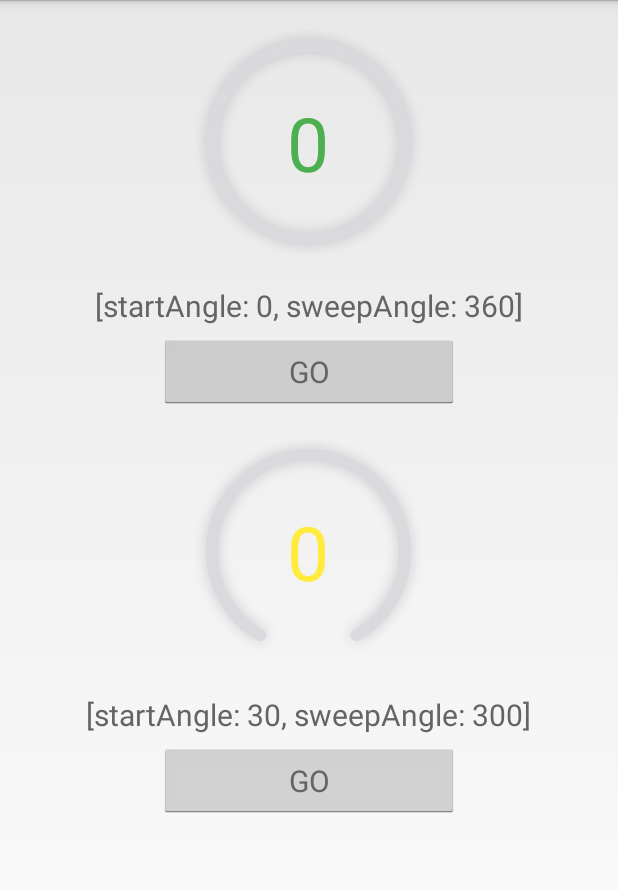
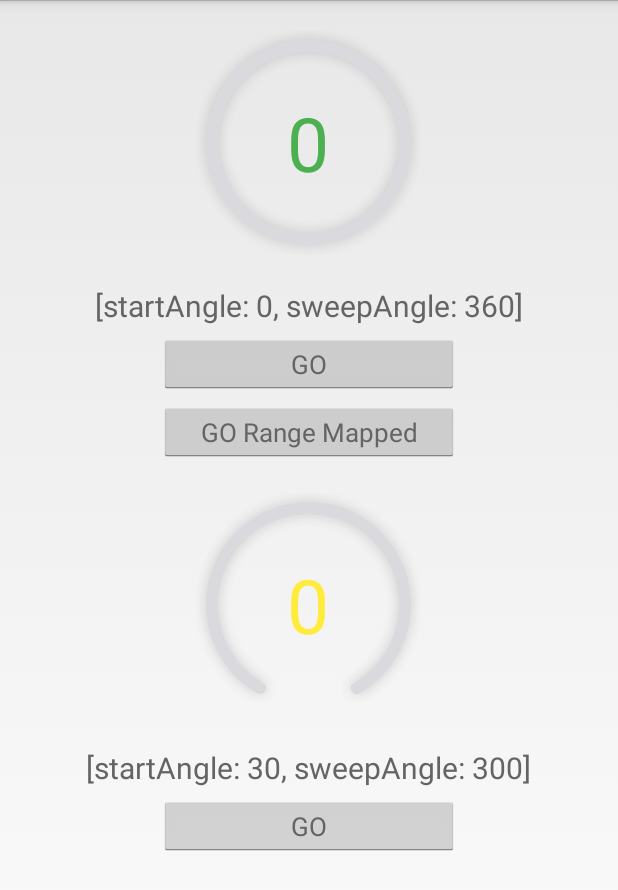
Before and after one commit to dtboy1995/android-sex-ring, an Android app: the screen it shows after launch (ExampleActivity), on a phone screen of 412 x 824 dp. Shown: the top 890 px of the screen. Run offline under Robolectric (Android 15) with nearby library versions, the phone set to English and light mode, and no system bars.

Commit message:
:airplane: supply set prgress range mapped and publish [0.2.3]

```diff
--- a/example/src/main/java/org/ithot/android/example/ring/ExampleActivity.java
+++ b/example/src/main/java/org/ithot/android/example/ring/ExampleActivity.java
@@ -29,6 +29,10 @@ public class ExampleActivity extends Activity {
         ring2.go(30, true);
     }
 
+    public void goRangeMapped(View v) {
+        ring1.go(-20, -20, 30, true);
+    }
+
     public void step1(int progress) {
         tv1.setText(String.valueOf(progress));
     }
--- a/example/src/main/res/layout/activity_main.xml
+++ b/example/src/main/res/layout/activity_main.xml
@@ -53,12 +53,22 @@
     <Button
         android:onClick="go1"
         android:layout_width="200dp"
-        android:layout_height="50dp"
+        android:layout_height="40dp"
         android:layout_gravity="center_horizontal"
         android:layout_marginTop="5dp"
         android:text="GO"
         android:textColor="#646464"
-        android:textSize="20sp" />
+        android:textSize="17sp" />
+
+    <Button
+        android:onClick="goRangeMapped"
+        android:layout_width="200dp"
+        android:layout_height="40dp"
+        android:layout_gravity="center_horizontal"
+        android:layout_marginTop="5dp"
+        android:text="GO Range Mapped"
+        android:textColor="#646464"
+        android:textSize="17sp" />
 
     <RelativeLayout
         android:layout_width="150dp"
@@ -108,10 +118,10 @@
     <Button
         android:onClick="go2"
         android:layout_width="200dp"
-        android:layout_height="50dp"
+        android:layout_height="40dp"
         android:layout_gravity="center_horizontal"
         android:layout_marginTop="5dp"
         android:text="GO"
         android:textColor="#646464"
-        android:textSize="20sp" />
+        android:textSize="17sp" />
 </LinearLayout>
--- a/ring/build.gradle
+++ b/ring/build.gradle
@@ -8,8 +8,8 @@ android {
     defaultConfig {
         minSdkVersion 14
         targetSdkVersion 26
-        versionCode 3
-        versionName "0.2.2"
+        versionCode 4
+        versionName "0.2.3"
     }
 
     buildTypes {
```
Also changed, not shown: ring/src/main/java/org/ithot/android/view/RingView.java (+10 -0 lines), 1 other file.
